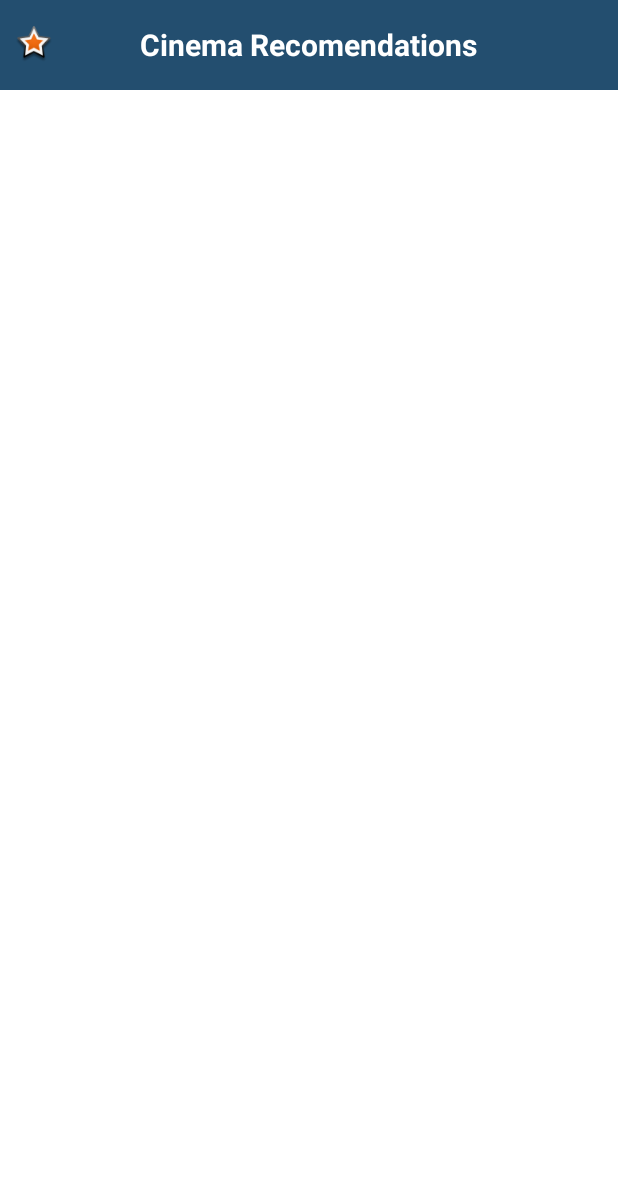
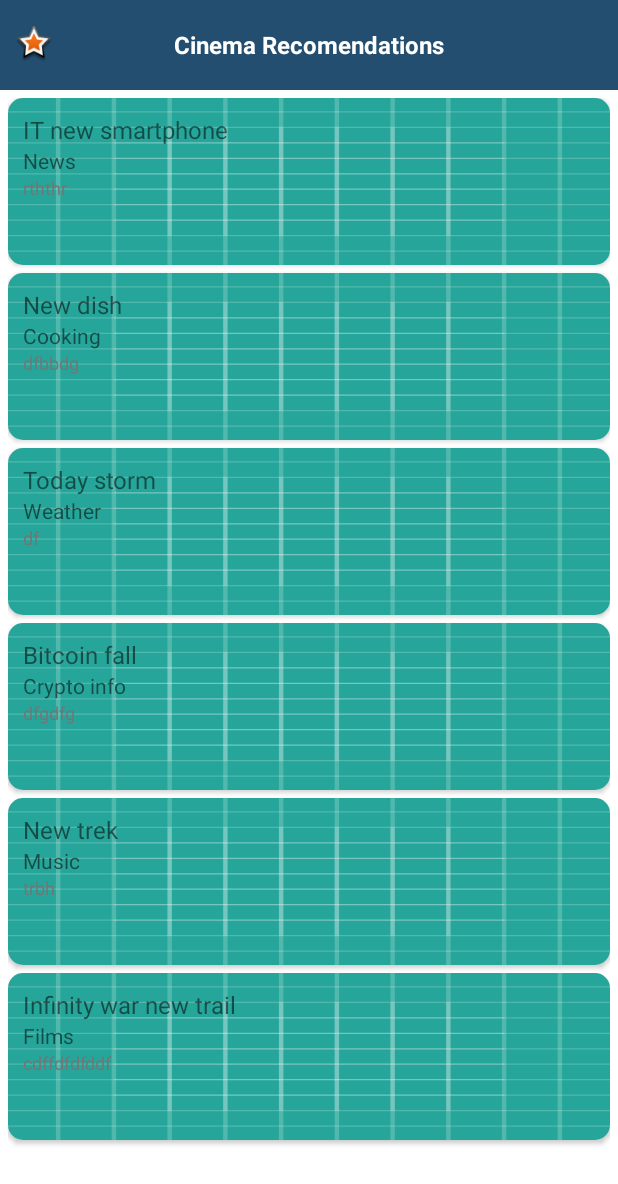
Before and after one commit to bohdansushchak/SuggestMe, an Android app: the screen it shows after launch once a user with an empty profile is signed in (MainActivity), on a phone screen of 412 x 824 dp. Shown: the top 1184 px of the screen. Run offline under Robolectric (Android 15) with nearby library versions, the phone set to English and light mode, and no system bars; our stand-ins replace ButterKnife, Firebase (no records; nobody signed in at launch, a user with empty details on screens opened directly).

Commit message:
Implemented view items in home fragment

```diff
--- a/app/build.gradle
+++ b/app/build.gradle
@@ -48,6 +48,7 @@ dependencies {
     annotationProcessor 'com.jakewharton:butterknife-compiler:8.8.1'
     androidTestImplementation 'com.android.support.test:runner:1.0.1'
     androidTestImplementation 'com.android.support.test.espresso:espresso-core:3.0.1'
+    compile 'com.squareup.retrofit:retrofit:1.9.0'
 }
 
 
--- a/app/src/main/java/bohdan/hushcha/sushchak/suggestme/activities/MainActivity.java
+++ b/app/src/main/java/bohdan/hushcha/sushchak/suggestme/activities/MainActivity.java
@@ -17,11 +17,13 @@ import java.util.ArrayList;
 import java.util.Arrays;
 
 import bohdan.hushcha.sushchak.suggestme.R;
+import bohdan.hushcha.sushchak.suggestme.Services.AuthUtils;
 import bohdan.hushcha.sushchak.suggestme.adapters.CategoryAdapter;
 import bohdan.hushcha.sushchak.suggestme.fragments.HomeFragment;
 import bohdan.hushcha.sushchak.suggestme.models.Category;
 import butterknife.BindView;
 import butterknife.ButterKnife;
+import butterknife.OnClick;
 
 public class MainActivity extends AppCompatActivity {
 
@@ -191,14 +193,21 @@ public class MainActivity extends AppCompatActivity {
                 Arrays.asList(getResources().getStringArray(R.array.cooking_sub_items))));
     }
 
+    @OnClick(R.id.btnSignOut)
+    public void SignOut(View view){
+        new AuthUtils(MainActivity.this).SignOut();
+        startActivity(new Intent(MainActivity.this, LoginActivity.class));
+        MainActivity.this.finish();
+    }
+
     @Override
     protected void onStart() {
         super.onStart();
 
-        //new AuthUtils(MainActivity.this).SignOut();
+        if (mAuth.getCurrentUser() != null) {
+            String email = mAuth.getCurrentUser().getUid();
 
-        if (mAuth.getCurrentUser() != null) {
-            tvUserEmail.setText(mAuth.getCurrentUser().getEmail());
+            tvUserEmail.setText(email);
         } else {
             startActivity(new Intent(MainActivity.this, LoginActivity.class));
             MainActivity.this.finish();
--- /dev/null
+++ b/app/src/main/java/bohdan/hushcha/sushchak/suggestme/adapters/HomeFragmentAdapter.java
@@ -0,0 +1,60 @@
+package bohdan.hushcha.sushchak.suggestme.adapters;
+
+
+import android.content.Context;
+import android.support.v7.widget.RecyclerView;
+import android.view.LayoutInflater;
+import android.view.View;
+import android.view.ViewGroup;
+import android.widget.ImageView;
+import android.widget.TextView;
+
+import java.util.List;
+
+import bohdan.hushcha.sushchak.suggestme.R;
+import bohdan.hushcha.sushchak.suggestme.models.HomeItem;
+import butterknife.BindView;
+import butterknife.ButterKnife;
+
+public class HomeFragmentAdapter extends RecyclerView.Adapter<HomeFragmentAdapter.ViewHolder> {
+
+    private List<HomeItem> items;
+    private Context context;
+
+    public HomeFragmentAdapter(Context context, List<HomeItem> items) {
+        this.items = items;
+        this.context = context;
+    }
+
+    @Override
+    public ViewHolder onCreateViewHolder(ViewGroup parent, int viewType) {
+        View view = LayoutInflater.from(parent.getContext())
+                .inflate(R.layout.item_home_fragment, parent, false);
+        return new ViewHolder(view);
+    }
+
+    @Override
+    public void onBindViewHolder(ViewHolder holder, final int position) {
+        holder.tvTitle.setText(items.get(position).getTitle());
+        holder.tvDecription.setText(items.get(position).getDescription());
+        holder.tvCategory.setText(items.get(position).getCategory());
+    }
+
+    @Override
+    public int getItemCount() {
+        return items.size();
+    }
+
+    static class ViewHolder extends RecyclerView.ViewHolder{
+
+        @BindView(R.id.ivBackground) ImageView ivBackground;
+        @BindView(R.id.tvTitle) TextView tvTitle;
+        @BindView(R.id.tvCategory) TextView tvCategory;
+        @BindView(R.id.tvDescription) TextView tvDecription;
+
+        ViewHolder(View itemView) {
+            super(itemView);
+            ButterKnife.bind(this, itemView);
+        }
+    }
+}
--- a/app/src/main/java/bohdan/hushcha/sushchak/suggestme/fragments/HomeFragment.java
+++ b/app/src/main/java/bohdan/hushcha/sushchak/suggestme/fragments/HomeFragment.java
@@ -3,15 +3,27 @@ package bohdan.hushcha.sushchak.suggestme.fragments;
 import android.os.Bundle;
 import android.support.annotation.Nullable;
 import android.support.v4.app.Fragment;
+import android.support.v7.widget.LinearLayoutManager;
+import android.support.v7.widget.RecyclerView;
 import android.view.LayoutInflater;
 import android.view.View;
 import android.view.ViewGroup;
 
+import java.util.ArrayList;
+
 import bohdan.hushcha.sushchak.suggestme.R;
+import bohdan.hushcha.sushchak.suggestme.adapters.HomeFragmentAdapter;
+import bohdan.hushcha.sushchak.suggestme.models.HomeItem;
+import butterknife.BindView;
+import butterknife.ButterKnife;
 
 public class HomeFragment extends Fragment {
 
-    View view;
+    private View view;
+
+    private ArrayList<HomeItem> items;
+
+    @BindView(R.id.rvMainList) RecyclerView recyclerView;
 
     public HomeFragment() { }
 
@@ -19,22 +31,29 @@ public class HomeFragment extends Fragment {
     @Override
     public View onCreateView(LayoutInflater inflater, @Nullable ViewGroup container, @Nullable Bundle savedInstanceState) {
         view = inflater.inflate(R.layout.fragment_home, container, false);
+        ButterKnife.bind(this, view);
         init();
         return view;
     }
 
     private void init() {
 
-        //str_name = getArguments().getString("name");
-        //str_disname = getArguments().getString("dish");
-        //str_des = getArguments().getString("des");
-        //str_imagename = getArguments().getString("image");
-        //tv_dishname = (TextView) view.findViewById(R.id.tv_dishname);
-        //tv_description = (TextView) view.findViewById(R.id.tv_description);
-        //iv_image = (ImageView) view.findViewById(R.id.iv_image);
+        items = new ArrayList<>();
 
+        items.add(new HomeItem("IT new smartphone","rththr","","News"));
+        items.add(new HomeItem("New dish","dfbbdg","","Cooking"));
+        items.add(new HomeItem("Today storm","df","","Weather"));
+        items.add(new HomeItem("Bitcoin fall","dfgdfg","","Crypto info"));
+        items.add(new HomeItem("New trek","trbh","","Music"));
+        items.add(new HomeItem("Infinity war new trail","cdffdfdfddf","","Films"));
 
-        //int resourceImage = getActivity().getResources().getIdentifier(str_imagename, "drawable", getActivity().getPackageName());
-        //iv_image.setImageResource(resourceImage);
+        HomeFragmentAdapter adapter = new HomeFragmentAdapter(getContext(), items);
+
+        recyclerView.setHasFixedSize(false);
+        RecyclerView.LayoutManager layoutManager = new LinearLayoutManager(getContext());
+
+        recyclerView.setLayoutManager(layoutManager);
+        recyclerView.setAdapter(adapter);
+
     }
 }
--- /dev/null
+++ b/app/src/main/java/bohdan/hushcha/sushchak/suggestme/models/HomeItem.java
@@ -0,0 +1,33 @@
+package bohdan.hushcha.sushchak.suggestme.models;
+
+
+public class HomeItem {
+
+    private String Title;
+    private String Description;
+    private String Image;
+    private String Category;
+
+    public HomeItem(String title, String description, String image, String category) {
+        Title = title;
+        Description = description;
+        Image = image;
+        Category = category;
+    }
+
+    public String getTitle() {
+        return Title;
+    }
+
+    public String getDescription() {
+        return Description;
+    }
+
+    public String getImage() {
+        return Image;
+    }
+
+    public String getCategory() {
+        return Category;
+    }
+}
--- a/app/src/main/res/layout/activity_main.xml
+++ b/app/src/main/res/layout/activity_main.xml
@@ -32,7 +32,7 @@
                 <TextView
                     android:layout_width="wrap_content"
                     android:layout_height="wrap_content"
-                    android:textSize="20dp"
+                    android:textSize="@dimen/textSizeLarge"
                     android:textColor="#ffffff"
                     android:layout_centerInParent="true"
                     android:textStyle="bold"
--- a/app/src/main/res/layout/adapter_header.xml
+++ b/app/src/main/res/layout/adapter_header.xml
@@ -7,10 +7,10 @@
     <TextView
         android:layout_width="match_parent"
         android:layout_height="50dp"
-        android:textSize="15sp"
+        android:textSize="@dimen/textSizeNormal"
         android:paddingLeft="10dp"
         android:gravity="center_vertical"
-        android:textColor="#ffffff"
+        android:textColor="@color/colorWhite"
         android:background="#6ab5ef"
         android:id="@+id/tvTitle"/>
 
--- a/app/src/main/res/layout/fragment_home.xml
+++ b/app/src/main/res/layout/fragment_home.xml
@@ -1,8 +1,16 @@
 <RelativeLayout xmlns:android="http://schemas.android.com/apk/res/android"
-              android:layout_width="match_parent"
-              android:layout_height="match_parent"
-              android:background="#FFFFFF"
-              android:orientation="vertical">
+                xmlns:tools="http://schemas.android.com/tools"
+                android:layout_width="match_parent"
+                android:layout_height="match_parent"
+                android:background="#FFFFFF"
+                android:orientation="vertical">
 
+    <android.support.v7.widget.RecyclerView
+        android:id="@+id/rvMainList"
+        android:padding="@dimen/paddingRvItems"
+        android:layout_width="match_parent"
+        android:layout_height="match_parent"
+        tools:listitem="@layout/item_home_fragment">
+    </android.support.v7.widget.RecyclerView>
 
 </RelativeLayout>
--- /dev/null
+++ b/app/src/main/res/layout/item_home_fragment.xml
@@ -0,0 +1,48 @@
+<?xml version="1.0" encoding="utf-8"?>
+<android.support.v7.widget.CardView xmlns:android="http://schemas.android.com/apk/res/android"
+                                    xmlns:card_view="http://schemas.android.com/apk/res-auto"
+                                    android:id="@+id/cvRoot"
+                                    android:layout_width="match_parent"
+                                    android:layout_height="wrap_content"
+                                    android:layout_marginBottom="5dp"
+                                    card_view:cardCornerRadius="10dp">
+
+    <ImageView
+        android:id="@+id/ivBackground"
+        android:layout_width="match_parent"
+        android:layout_height="match_parent"
+        android:scaleType="fitXY"
+        android:src="@drawable/ic_launcher_background"/>
+
+    <LinearLayout
+        android:layout_width="match_parent"
+        android:layout_height="wrap_content"
+        android:orientation="vertical"
+        android:padding="@dimen/padding">
+
+        <TextView
+            android:id="@+id/tvTitle"
+            android:layout_width="wrap_content"
+            android:layout_height="wrap_content"
+            android:text="Title"
+            android:textSize="@dimen/textSizeLarge"/>
+
+        <TextView
+            android:id="@+id/tvCategory"
+            android:layout_width="wrap_content"
+            android:layout_height="wrap_content"
+            android:text="Category"
+            android:textSize="@dimen/textSizeNormal"/>
+
+        <TextView
+            android:id="@+id/tvDescription"
+            android:layout_width="match_parent"
+            android:layout_height="wrap_content"
+            android:height="50dp"
+            android:text="Description"
+            android:textColor="@color/colorTextDescription"
+            android:textSize="@dimen/textSizeSmall"/>
+    </LinearLayout>
+
+
+</android.support.v7.widget.CardView>
--- a/app/src/main/res/values/colors.xml
+++ b/app/src/main/res/values/colors.xml
@@ -3,8 +3,12 @@
     <color name="colorPrimary">#3F51B5</color>
     <color name="colorPrimaryDark">#303F9F</color>
     <color name="colorAccent">#FF4081</color>
+    <color name="colorWhite">#ffffff</color>
 
     <color name="colorTextError">#fc001d</color>
 
     <color name="colorTextNormal">#000000</color>
+    <color name="colorTextDescription">#767575</color>
+
+    <color name="colorTextLogo">#f6a6e90b</color>
 </resources>
--- /dev/null
+++ b/app/src/main/res/values/dimens.xml
@@ -0,0 +1,16 @@
+<?xml version="1.0" encoding="utf-8"?>
+<resources>
+    <dimen name="textSizeNormal">14sp</dimen>
+    <dimen name="textSizeLarge">16sp</dimen>
+    <dimen name="textSizeSmall">12sp</dimen>
+    <dimen name="textSizeExtraLarge">22sp</dimen>
+    <dimen name="textSizeLogo">32sp</dimen>
+
+    <dimen name="marginTopLogo">75dp</dimen>
+
+    <dimen name="marginStartLoginEd">30dp</dimen>
+    <dimen name="marginEndLoginEd">30dp</dimen>
+
+    <dimen name="padding">10dp</dimen>
+    <dimen name="paddingRvItems">5dp</dimen>
+</resources>
--- a/app/src/main/res/values/strings.xml
+++ b/app/src/main/res/values/strings.xml
@@ -9,6 +9,7 @@
     <string name="et_hint_password">Password</string>
     <string name="et_re_hint_password">Repeat password</string>
     <string name="btn_hint_register">Sign up </string>
+    <string name="btn_hint_log_out">Sing out</string>
 
     <string name="alert_empty_email">Email is empty</string>
     <string name="alert_empty_password">Password is empty</string>
```
Also changed, not shown: app/src/main/res/layout/activity_login.xml (+9 -7 lines), app/src/main/res/layout/activity_register.xml (+10 -9 lines), app/src/main/res/layout/adapter_childview.xml (+6 -5 lines), app/src/main/res/layout/menu_layout.xml (+22 -19 lines).
